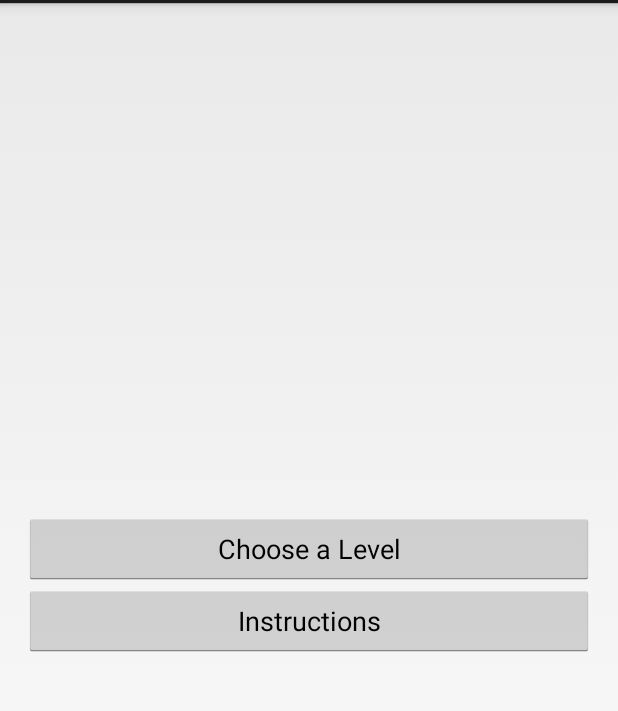
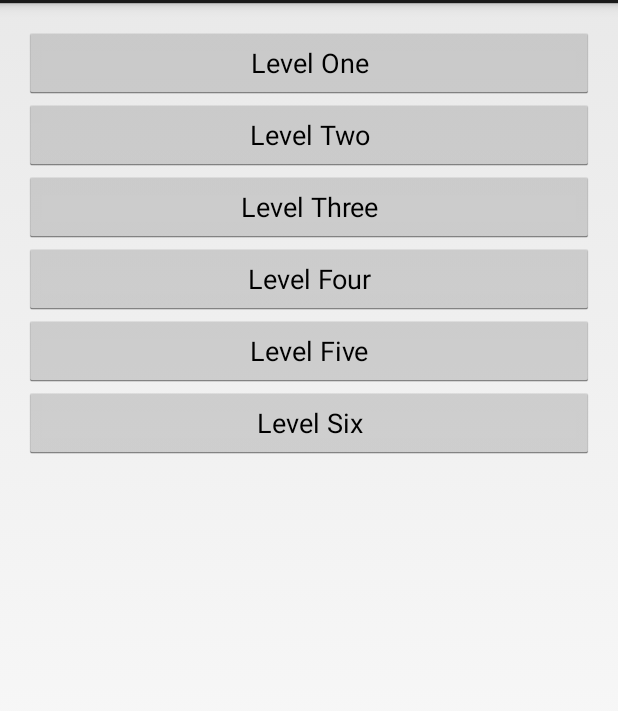
Before and after one commit to everettm/momentum-maze, an Android app: the screen it shows after launch (MazeActivity), on a phone screen of 412 x 824 dp, the part 69-780 px from its top. Run offline under Robolectric (Android 15) with nearby library versions, the phone set to English and light mode, and no system bars.

Commit message:
non-broken list

```diff
--- a/MomentumMaze/app/src/main/java/com/mikennaeverett/momentummaze/app/MazeActivity.java
+++ b/MomentumMaze/app/src/main/java/com/mikennaeverett/momentummaze/app/MazeActivity.java
@@ -7,26 +7,15 @@ import android.view.MenuItem;
 import android.view.View;
 import android.widget.Button;
 import android.widget.ListView;
-import android.widget.Toast;
 
 import java.util.ArrayList;
 
 public class MazeActivity extends Activity implements View.OnClickListener {
-    private ListView menuListView;
-    private ListView listView;
 
     @Override
     protected void onCreate(Bundle savedInstanceState) {
         super.onCreate(savedInstanceState);
-        setContentView(R.layout.main_menu);
-
-        ArrayList<Button> menuList = new ArrayList<Button>();
-        menuList.add((Button)this.findViewById(R.id.levelSelectButton));
-        menuList.add((Button)this.findViewById(R.id.instructionsButton));
-
-        LevelListAdapter menuListAdapter = new LevelListAdapter(this, R.layout.level_list_cell, menuList);
-        menuListView = (ListView)this.findViewById(android.R.id.list);
-        menuListView.setAdapter(menuListAdapter);
+        setContentView(R.layout.activity_maze);
 
         ArrayList<Button> levelList = new ArrayList<Button>();
         levelList.add((Button)this.findViewById(R.id.levelOneButton));
@@ -37,7 +26,7 @@ public class MazeActivity extends Activity implements View.OnClickListener {
         levelList.add((Button)this.findViewById(R.id.levelSixButton));
 
         LevelListAdapter levelListAdapter = new LevelListAdapter(this, R.layout.level_list_cell, levelList);
-        listView = (ListView)this.findViewById(android.R.id.list);
+        ListView listView = (ListView)this.findViewById(android.R.id.list);
         listView.setAdapter(levelListAdapter);
     }
 
--- a/MomentumMaze/app/src/main/res/layout/activity_maze.xml
+++ b/MomentumMaze/app/src/main/res/layout/activity_maze.xml
@@ -45,8 +45,8 @@
             android:text="@string/levelSixLabel"
             android:layout_width="match_parent"
             android:layout_height="wrap_content" />
+
     </LinearLayout>
-
 
     <ListView
         android:id="@android:id/list"
@@ -54,8 +54,6 @@
         android:layout_height="0dip"
         android:background="#FFFFFF"
         android:drawSelectorOnTop="false"
-        android:clickable="true"
-        android:choiceMode="singleChoice" />
-
+        android:clickable="true" />
 
 </RelativeLayout>
--- a/MomentumMaze/app/src/main/res/layout/main_menu.xml
+++ /dev/null
@@ -1,41 +0,0 @@
-<RelativeLayout xmlns:android="http://schemas.android.com/apk/res/android"
-    xmlns:tools="http://schemas.android.com/tools"
-    android:layout_width="match_parent"
-    android:layout_height="match_parent"
-    android:paddingLeft="@dimen/activity_horizontal_margin"
-    android:paddingRight="@dimen/activity_horizontal_margin"
-    android:paddingTop="@dimen/activity_vertical_margin"
-    android:paddingBottom="@dimen/activity_vertical_margin"
-    tools:context="com.mikennaeverett.momentummaze.app.MazeActivity">
-
-    <LinearLayout
-        android:orientation="vertical"
-        android:layout_width="fill_parent"
-        android:layout_height="wrap_content"
-        android:layout_alignParentLeft="true"
-        android:layout_alignParentStart="false"
-        android:layout_alignParentEnd="false"
-        android:layout_centerVertical="true">
-        <ListView
-            android:id="@+id/list1"
-            android:layout_width="match_parent"
-            android:layout_height="0dip"
-            android:background="#FFFFFF"
-            android:drawSelectorOnTop="false"
-            android:clickable="true"
-            android:choiceMode="singleChoice" />
-        <Button
-            android:id="@+id/levelSelectButton"
-            android:text="@string/levelSelectLabel"
-            android:layout_width="match_parent"
-            android:layout_height="wrap_content" />
-        <Button
-            android:id="@+id/instructionsButton"
-            android:text="@string/instructionsLabel"
-            android:layout_width="match_parent"
-            android:layout_height="wrap_content" />
-    </LinearLayout>
-
-
-
-</RelativeLayout>
```
Also changed, not shown: MomentumMaze/app/src/main/java/com/mikennaeverett/momentummaze/app/ChangeViewButton.java (deleted, +0 -16 lines), MomentumMaze/app/src/main/res/layout/level_select.xml (deleted, +0 -61 lines).
